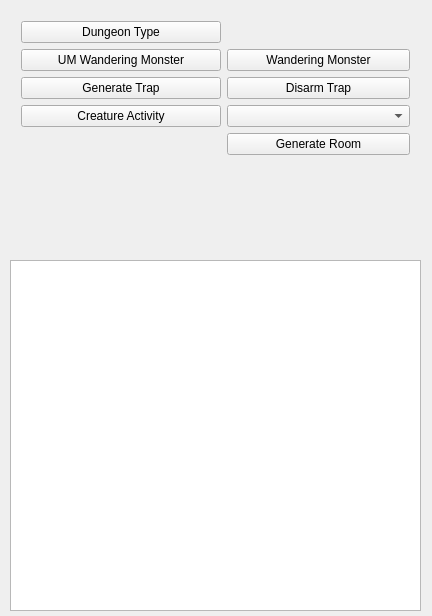
Before: the Qt Designer form mainwindow.ui in erickveil/UndermountainRooms, drawn with Qt 5.
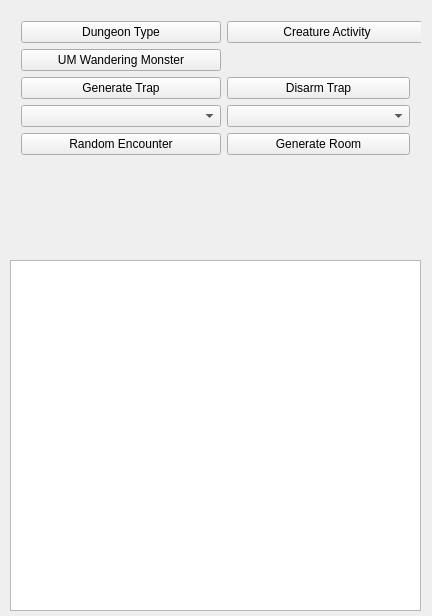
After: the same form once the commit is applied.

The edit to the form file:
```diff
--- a/mainwindow.ui
+++ b/mainwindow.ui
@@ -62,13 +62,6 @@
        </property>
       </widget>
      </item>
-     <item row="1" column="1">
-      <widget class="QPushButton" name="wanderingMonster">
-       <property name="text">
-        <string>Wandering Monster</string>
-       </property>
-      </widget>
-     </item>
      <item row="2" column="0">
       <widget class="QPushButton" name="genTrap">
        <property name="minimumSize">
@@ -89,19 +82,6 @@
        </property>
       </widget>
      </item>
-     <item row="3" column="0">
-      <widget class="QPushButton" name="genAct">
-       <property name="minimumSize">
-        <size>
-         <width>200</width>
-         <height>0</height>
-        </size>
-       </property>
-       <property name="text">
-        <string>Creature Activity</string>
-       </property>
-      </widget>
-     </item>
      <item row="3" column="1">
       <widget class="QComboBox" name="typeSelect">
        <property name="currentText">
@@ -116,6 +96,42 @@
        </property>
       </widget>
      </item>
+     <item row="0" column="1">
+      <widget class="QPushButton" name="genAct">
+       <property name="minimumSize">
+        <size>
+         <width>200</width>
+         <height>0</height>
+        </size>
+       </property>
+       <property name="text">
+        <string>Creature Activity</string>
+       </property>
+      </widget>
+     </item>
+     <item row="4" column="0">
+      <widget class="QPushButton" name="wanderingMonster">
+       <property name="minimumSize">
+        <size>
+         <width>200</width>
+         <height>0</height>
+        </size>
+       </property>
+       <property name="text">
+        <string>Random Encounter</string>
+       </property>
+      </widget>
+     </item>
+     <item row="3" column="0">
+      <widget class="QComboBox" name="biomeSelect">
+       <property name="minimumSize">
+        <size>
+         <width>200</width>
+         <height>0</height>
+        </size>
+       </property>
+      </widget>
+     </item>
     </layout>
    </widget>
    <widget class="QPlainTextEdit" name="resultArea">
```
